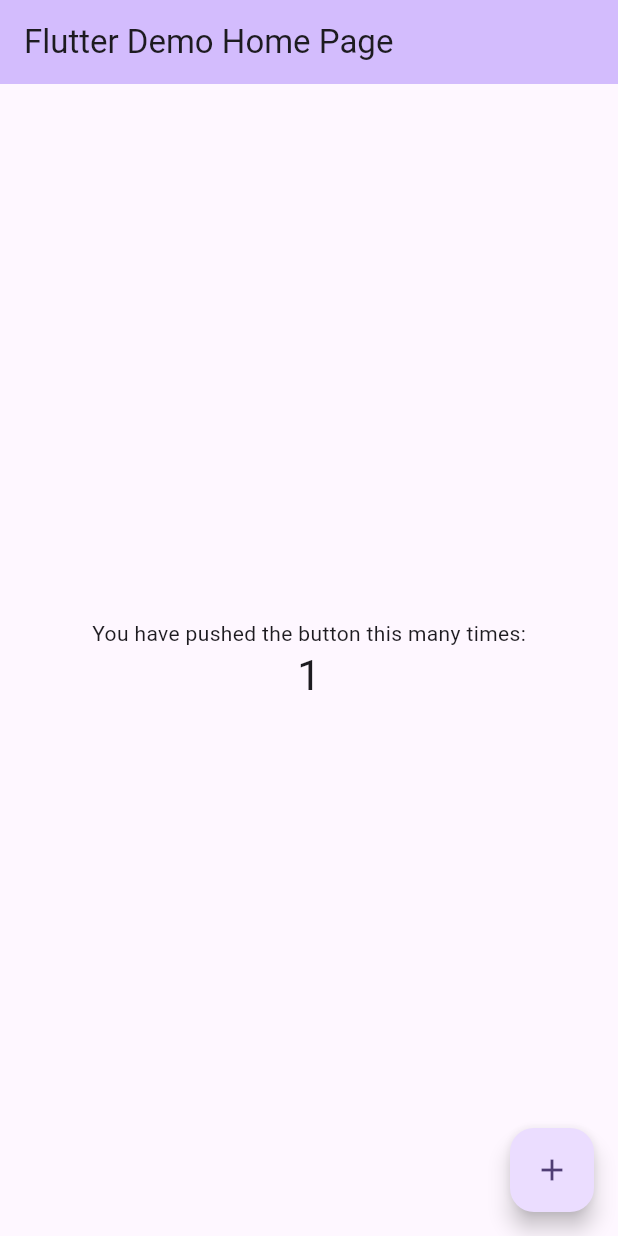
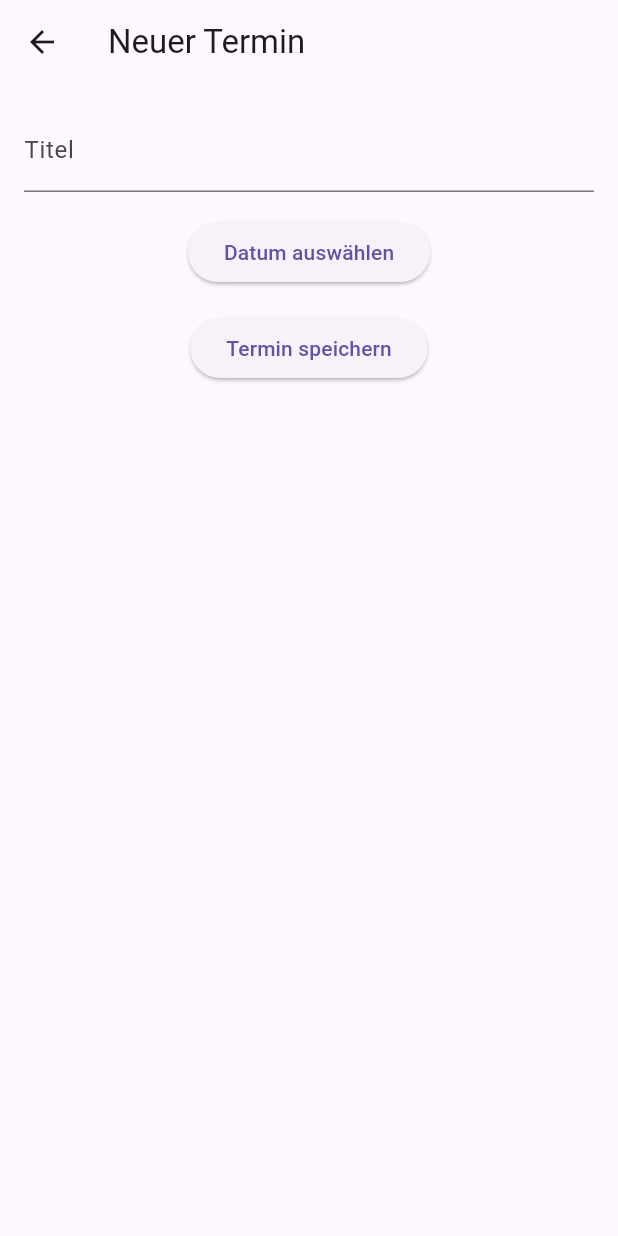
Before and after one commit to Namretla/meine_termine-app, a Flutter app: the screen it shows after launch, after a tap on the "add" icon, on a phone screen of 412 x 824 dp. Run offline on Flutter 3.47's test engine with Material 3 defaults, Android fonts, the phone set to English and light mode, and no system bars; our stand-ins replace flutter_local_notifications, table_calendar.

Commit message:
Meine Termine App: Kalender-UI und Funktionen eingefügt

```diff
--- a/lib/main.dart
+++ b/lib/main.dart
@@ -1,122 +1,251 @@
 import 'package:flutter/material.dart';
+import 'package:table_calendar/table_calendar.dart';
+import 'package:flutter_local_notifications/flutter_local_notifications.dart';
 
 void main() {
-  runApp(const MyApp());
+  runApp(MeineTermineApp());
 }
 
-class MyApp extends StatelessWidget {
-  const MyApp({super.key});
-
-  // This widget is the root of your application.
+class MeineTermineApp extends StatelessWidget {
   @override
   Widget build(BuildContext context) {
     return MaterialApp(
-      title: 'Flutter Demo',
+      debugShowCheckedModeBanner: false,
+      title: 'Meine Termine',
       theme: ThemeData(
-        // This is the theme of your application.
-        //
-        // TRY THIS: Try running your application with "flutter run". You'll see
-        // the application has a purple toolbar. Then, without quitting the app,
-        // try changing the seedColor in the colorScheme below to Colors.green
-        // and then invoke "hot reload" (save your changes or press the "hot
-        // reload" button in a Flutter-supported IDE, or press "r" if you used
-        // the command line to start the app).
-        //
-        // Notice that the counter didn't reset back to zero; the application
-        // state is not lost during the reload. To reset the state, use hot
-        // restart instead.
-        //
-        // This works for code too, not just values: Most code changes can be
-        // tested with just a hot reload.
-        colorScheme: ColorScheme.fromSeed(seedColor: Colors.deepPurple),
+        primarySwatch: Colors.blue,
       ),
-      home: const MyHomePage(title: 'Flutter Demo Home Page'),
+      home: TermineHomePage(),
     );
   }
 }
 
-class MyHomePage extends StatefulWidget {
-  const MyHomePage({super.key, required this.title});
+class TermineHomePage extends StatefulWidget {
+  @override
+  _TermineHomePageState createState() => _TermineHomePageState();
+}
 
-  // This widget is the home page of your application. It is stateful, meaning
-  // that it has a State object (defined below) that contains fields that affect
-  // how it looks.
-
-  // This class is the configuration for the state. It holds the values (in this
-  // case the title) provided by the parent (in this case the App widget) and
-  // used by the build method of the State. Fields in a Widget subclass are
-  // always marked "final".
-
-  final String title;
+class _TermineHomePageState extends State<TermineHomePage> {
+  List<Map<String, dynamic>> termine = [];
+  CalendarFormat _calendarFormat = CalendarFormat.month;
+  DateTime _selectedDay = DateTime.now();
+  final FlutterLocalNotificationsPlugin flutterLocalNotificationsPlugin = FlutterLocalNotificationsPlugin();
 
   @override
-  State<MyHomePage> createState() => _MyHomePageState();
-}
-
-class _MyHomePageState extends State<MyHomePage> {
-  int _counter = 0;
-
-  void _incrementCounter() {
-    setState(() {
-      // This call to setState tells the Flutter framework that something has
-      // changed in this State, which causes it to rerun the build method below
-      // so that the display can reflect the updated values. If we changed
-      // _counter without calling setState(), then the build method would not be
-      // called again, and so nothing would appear to happen.
-      _counter++;
-    });
+  void initState() {
+    super.initState();
+    final initializationSettings = InitializationSettings(
+      android: AndroidInitializationSettings('@mipmap/ic_launcher'),
+      iOS: DarwinInitializationSettings(),
+    );
+    flutterLocalNotificationsPlugin.initialize(initializationSettings);
   }
 
   @override
   Widget build(BuildContext context) {
-    // This method is rerun every time setState is called, for instance as done
-    // by the _incrementCounter method above.
-    //
-    // The Flutter framework has been optimized to make rerunning build methods
-    // fast, so that you can just rebuild anything that needs updating rather
-    // than having to individually change instances of widgets.
-    return Scaffold(
-      appBar: AppBar(
-        // TRY THIS: Try changing the color here to a specific color (to
-        // Colors.amber, perhaps?) and trigger a hot reload to see the AppBar
-        // change color while the other colors stay the same.
-        backgroundColor: Theme.of(context).colorScheme.inversePrimary,
-        // Here we take the value from the MyHomePage object that was created by
-        // the App.build method, and use it to set our appbar title.
-        title: Text(widget.title),
-      ),
-      body: Center(
-        // Center is a layout widget. It takes a single child and positions it
-        // in the middle of the parent.
-        child: Column(
-          // Column is also a layout widget. It takes a list of children and
-          // arranges them vertically. By default, it sizes itself to fit its
-          // children horizontally, and tries to be as tall as its parent.
-          //
-          // Column has various properties to control how it sizes itself and
-          // how it positions its children. Here we use mainAxisAlignment to
-          // center the children vertically; the main axis here is the vertical
-          // axis because Columns are vertical (the cross axis would be
-          // horizontal).
-          //
-          // TRY THIS: Invoke "debug painting" (choose the "Toggle Debug Paint"
-          // action in the IDE, or press "p" in the console), to see the
-          // wireframe for each widget.
-          mainAxisAlignment: MainAxisAlignment.center,
-          children: <Widget>[
-            const Text('You have pushed the button this many times:'),
-            Text(
-              '$_counter',
-              style: Theme.of(context).textTheme.headlineMedium,
+    return DefaultTabController(
+      length: 2,
+      child: Scaffold(
+        appBar: AppBar(
+          title: Text('Meine Termine'),
+          bottom: TabBar(
+            tabs: [
+              Tab(text: "Liste"),
+              Tab(text: "Kalender"),
+            ],
+          ),
+          actions: [
+            IconButton(
+              icon: Icon(Icons.add),
+              onPressed: () async {
+                final neuerTermin = await Navigator.push(
+                  context,
+                  MaterialPageRoute(
+                    builder: (context) => NeuerTerminSeite(),
+                  ),
+                );
+                if (neuerTermin != null) {
+                  setState(() {
+                    termine.add(neuerTermin);
+                  });
+                  _scheduleMultipleNotifications(
+                    titel: neuerTermin['titel'],
+                    datum: neuerTermin['datum'],
+                  );
+                }
+              },
             ),
           ],
         ),
+        body: TabBarView(
+          children: [
+            _buildTerminListe(),
+            _buildKalender(),
+          ],
+        ),
       ),
-      floatingActionButton: FloatingActionButton(
-        onPressed: _incrementCounter,
-        tooltip: 'Increment',
-        child: const Icon(Icons.add),
-      ), // This trailing comma makes auto-formatting nicer for build methods.
+    );
+  }
+
+  Widget _buildTerminListe() {
+    return ListView.builder(
+      itemCount: termine.length,
+      itemBuilder: (context, index) {
+        final termin = termine[index];
+        return ListTile(
+          leading: Icon(Icons.event, color: termin['farbe']),
+          title: Text(termin['titel']),
+          subtitle: Text(termin['datum'].toString()),
+        );
+      },
+    );
+  }
+
+  Widget _buildKalender() {
+    return TableCalendar(
+      focusedDay: _selectedDay,
+      firstDay: DateTime.utc(2000, 1, 1),
+      lastDay: DateTime.utc(2100, 12, 31),
+      calendarFormat: _calendarFormat,
+      selectedDayPredicate: (day) => isSameDay(_selectedDay, day),
+      onDaySelected: (selectedDay, focusedDay) {
+        setState(() {
+          _selectedDay = selectedDay;
+        });
+      },
+      onFormatChanged: (format) {
+        setState(() {
+          _calendarFormat = format;
+        });
+      },
+      calendarStyle: CalendarStyle(
+        weekendTextStyle: TextStyle(color: Colors.red),
+      ),
+      headerStyle: HeaderStyle(
+        formatButtonVisible: true,
+        titleCentered: true,
+      ),
+    );
+  }
+
+  void _scheduleMultipleNotifications({required String titel, required DateTime datum}) async {
+    await _scheduleSingleNotification(
+      id: datum.hashCode,
+      titel: titel,
+      body: 'In 1 Woche: $titel',
+      scheduledTime: datum.subtract(Duration(days: 7)),
+    );
+
+    await _scheduleSingleNotification(
+      id: datum.hashCode + 1,
+      titel: titel,
+      body: 'In 1 Tag: $titel',
+      scheduledTime: datum.subtract(Duration(days: 1)),
+    );
+
+    await _scheduleSingleNotification(
+      id: datum.hashCode + 2,
+      titel: titel,
+      body: 'In 1 Stunde: $titel',
+      scheduledTime: datum.subtract(Duration(hours: 1)),
+    );
+
+    await _scheduleSingleNotification(
+      id: datum.hashCode + 3,
+      titel: titel,
+      body: 'In 10 Minuten: $titel',
+      scheduledTime: datum.subtract(Duration(minutes: 10)),
+    );
+  }
+
+  Future<void> _scheduleSingleNotification({
+    required int id,
+    required String titel,
+    required String body,
+    required DateTime scheduledTime,
+  }) async {
+    var androidPlatformChannelSpecifics = AndroidNotificationDetails(
+      'deine_kalender_app',
+      'Terminerinnerungen',
+      importance: Importance.max,
+      priority: Priority.high,
+      showWhen: true,
+    );
+
+    var notificationDetails = NotificationDetails(
+      android: androidPlatformChannelSpecifics,
+    );
+
+    await flutterLocalNotificationsPlugin.zonedSchedule(
+      id,
+      titel,
+      body,
+      scheduledTime,
+      notificationDetails,
+      androidAllowWhileIdle: true,
+      uiLocalNotificationDateInterpretation: UILocalNotificationDateInterpretation.absoluteTime,
+      matchDateTimeComponents: DateTimeComponents.dateAndTime,
     );
   }
 }
+
+class NeuerTerminSeite extends StatefulWidget {
+  @override
+  _NeuerTerminSeiteState createState() => _NeuerTerminSeiteState();
+}
+
+class _NeuerTerminSeiteState extends State<NeuerTerminSeite> {
+  final _titelController = TextEditingController();
+  DateTime? _ausgewaehltesDatum;
+  Color _kategorieFarbe = Colors.blue;
+
+  @override
+  Widget build(BuildContext context) {
+    return Scaffold(
+      appBar: AppBar(title: Text('Neuer Termin')),
+      body: Padding(
+        padding: const EdgeInsets.all(16.0),
+        child: Column(
+          children: [
+            TextField(
+              controller: _titelController,
+              decoration: InputDecoration(labelText: 'Titel'),
+            ),
+            SizedBox(height: 16),
+            ElevatedButton(
+              onPressed: () async {
+                final datum = await showDatePicker(
+                  context: context,
+                  initialDate: DateTime.now(),
+                  firstDate: DateTime(2000),
+                  lastDate: DateTime(2100),
+                );
+                if (datum != null) {
+                  setState(() {
+                    _ausgewaehltesDatum = datum;
+                  });
+                }
+              },
+              child: Text(_ausgewaehltesDatum == null
+                  ? 'Datum auswählen'
+                  : _ausgewaehltesDatum.toString()),
+            ),
+            SizedBox(height: 16),
+            ElevatedButton(
+              onPressed: () {
+                if (_titelController.text.isNotEmpty && _ausgewaehltesDatum != null) {
+                  Navigator.pop(context, {
+                    'titel': _titelController.text,
+                    'datum': _ausgewaehltesDatum,
+                    'farbe': _kategorieFarbe,
+                  });
+                }
+              },
+              child: Text('Termin speichern'),
+            )
+          ],
+        ),
+      ),
+    );
+  }
+}
```
